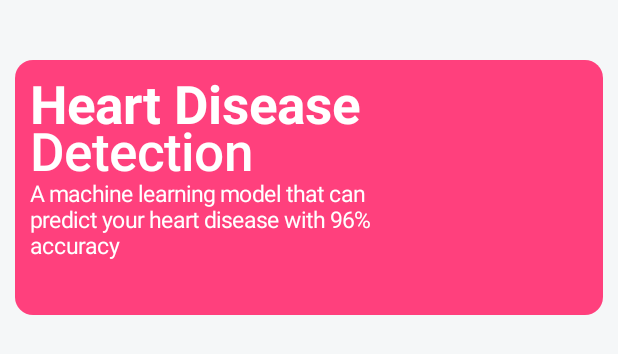
After one commit to mrinmoyxb/Cardiac-Compass, an Android app built with Jetpack Compose: the @Preview function HomeScreen, on a phone screen of 412 x 824 dp. The commit adds this screen. Shown: the top 354 px of the screen. Run offline under Robolectric (Android 15) with nearby library versions, the phone set to English and light mode, and no system bars.

Commit message:
created card for heading - UI

```diff
--- /dev/null
+++ b/app/src/main/java/com/example/heartdiseasedetetectionapp/View/HomeScreen/Components/CardHeading.kt
@@ -0,0 +1,55 @@
+package com.example.heartdiseasedetetectionapp.View.HomeScreen.Components
+
+import androidx.compose.foundation.background
+import androidx.compose.foundation.layout.Box
+import androidx.compose.foundation.layout.Column
+import androidx.compose.foundation.layout.fillMaxSize
+import androidx.compose.foundation.layout.fillMaxWidth
+import androidx.compose.foundation.layout.height
+import androidx.compose.foundation.layout.offset
+import androidx.compose.foundation.layout.padding
+import androidx.compose.material3.Card
+import androidx.compose.material3.CardDefaults
+import androidx.compose.material3.Text
+import androidx.compose.runtime.Composable
+import androidx.compose.ui.Modifier
+import androidx.compose.ui.graphics.Color
+import androidx.compose.ui.res.colorResource
+import androidx.compose.ui.text.font.FontWeight
+import androidx.compose.ui.text.style.TextAlign
+import androidx.compose.ui.tooling.preview.Preview
+import androidx.compose.ui.unit.dp
+import androidx.compose.ui.unit.sp
+import com.example.heartdiseasedetetectionapp.R
+
+@Preview(showBackground = true)
+@Composable
+fun CardHeading(){
+    Card(modifier = Modifier
+        .fillMaxWidth()
+        .height(170.dp)
+        .background(Color.Transparent),
+        colors = CardDefaults.cardColors(colorResource(id = R.color.secondary))){
+        Box(modifier = Modifier.fillMaxSize().padding(10.dp)) {
+            Column(
+                modifier = Modifier.fillMaxWidth(0.7f)
+            ) {
+                Text(
+                    "Heart Disease",
+                    fontSize = 35.sp,
+                    color = Color.White,
+                    fontWeight = FontWeight.Bold
+                )
+                Text(
+                    "Detection",
+                    fontSize = 35.sp,
+                    color = Color.White,
+                    fontWeight = FontWeight.Medium,
+                    modifier = Modifier.offset(y = -10.dp)
+                )
+                Text("A machine learning model that can predict your heart disease with 96% accuracy",
+                    fontSize = 15.sp, color = Color.White, modifier = Modifier.offset(y=-12.dp), textAlign = TextAlign.Left)
+            }
+        }
+    }
+}
--- /dev/null
+++ b/app/src/main/java/com/example/heartdiseasedetetectionapp/View/HomeScreen/HomeScreenFinal/HomeScreen.kt
@@ -0,0 +1,29 @@
+package com.example.heartdiseasedetetectionapp.View.HomeScreen.HomeScreenFinal
+
+import androidx.compose.foundation.background
+import androidx.compose.foundation.layout.Column
+import androidx.compose.foundation.layout.Spacer
+import androidx.compose.foundation.layout.fillMaxSize
+import androidx.compose.foundation.layout.fillMaxWidth
+import androidx.compose.foundation.layout.height
+import androidx.compose.foundation.layout.padding
+import androidx.compose.material3.Card
+import androidx.compose.runtime.Composable
+import androidx.compose.ui.Modifier
+import androidx.compose.ui.res.colorResource
+import androidx.compose.ui.tooling.preview.Preview
+import androidx.compose.ui.unit.dp
+import com.example.heartdiseasedetetectionapp.R
+import com.example.heartdiseasedetetectionapp.View.HomeScreen.Components.CardHeading
+
+@Preview(showBackground = true)
+@Composable
+fun HomeScreen(){
+    Column(modifier = Modifier
+        .fillMaxSize()
+        .background(colorResource(id = R.color.primary))
+        .padding(10.dp)){
+        Spacer(modifier = Modifier.height(30.dp))
+        CardHeading()
+    }
+}
--- a/app/src/main/res/values/colors.xml
+++ b/app/src/main/res/values/colors.xml
@@ -1,10 +1,9 @@
 <?xml version="1.0" encoding="utf-8"?>
 <resources>
     <color name="purple_200">#FFBB86FC</color>
-    <color name="purple_500">#FF6200EE</color>
-    <color name="purple_700">#FF3700B3</color>
-    <color name="teal_200">#FF03DAC5</color>
-    <color name="teal_700">#FF018786</color>
     <color name="black">#FF000000</color>
     <color name="white">#FFFFFFFF</color>
+    <color name="secondary">#FFFF407D</color>
+    <color name="primary">#FFF5F7F8</color>
+
 </resources>
```
